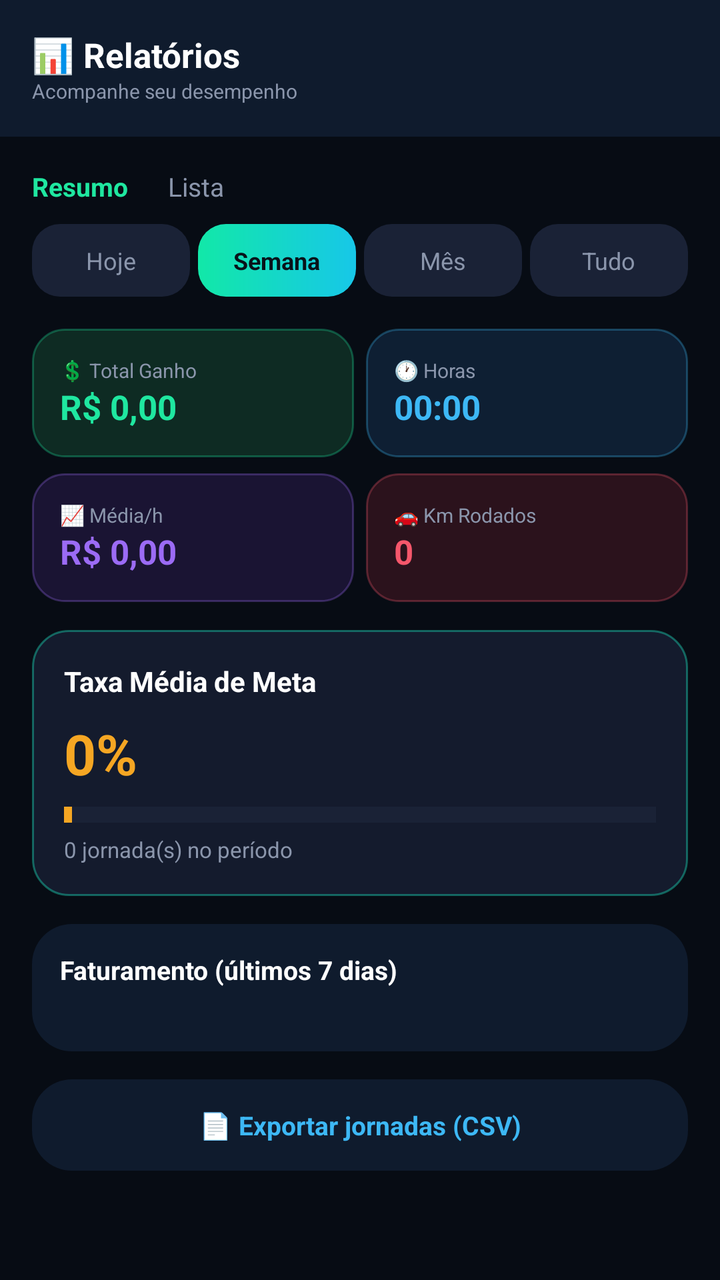
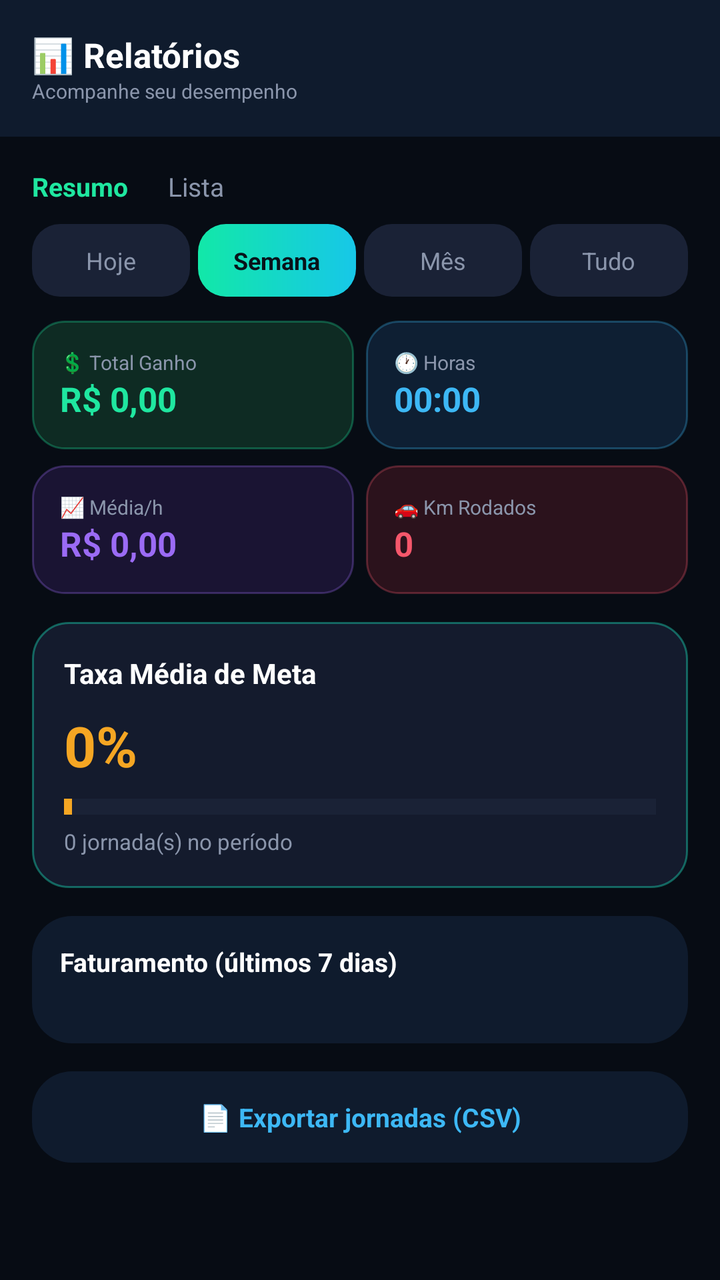

Screens rendered from an Android XML layout before and after an edit, with the pre-edit source and the edit as a unified diff.
<!-- AndroidManifest.xml: application theme Theme.MaterialComponents.DayNight.NoActionBar -->
<!-- res/layout/activity_weekly.xml -->
<?xml version="1.0" encoding="utf-8"?>
<ScrollView xmlns:android="http://schemas.android.com/apk/res/android"
    android:layout_width="match_parent"
    android:layout_height="match_parent"
    android:background="#070C14">

    <LinearLayout
        android:layout_width="match_parent"
        android:layout_height="wrap_content"
        android:orientation="vertical">

        <LinearLayout
            android:layout_width="match_parent"
            android:layout_height="wrap_content"
            android:orientation="vertical"
            android:background="#0F1B2D"
            android:padding="16dp"
            android:paddingBottom="18dp">

            <TextView
                android:layout_width="wrap_content"
                android:layout_height="wrap_content"
                android:text="📊 Relatórios"
                android:textColor="#FFFFFF"
                android:textSize="17sp"
                android:textStyle="bold" />

            <TextView
                android:layout_width="wrap_content"
                android:layout_height="wrap_content"
                android:text="Acompanhe seu desempenho"
                android:textColor="#8B96AC"
                android:textSize="10sp" />
        </LinearLayout>

        <LinearLayout
            android:layout_width="match_parent"
            android:layout_height="wrap_content"
            android:orientation="vertical"
            android:padding="16dp">

            <LinearLayout
                android:layout_width="match_parent"
                android:layout_height="wrap_content"
                android:orientation="horizontal"
                android:layout_marginBottom="10dp">

                <TextView
                    android:id="@+id/subTabResumo"
                    android:layout_width="wrap_content"
                    android:layout_height="wrap_content"
                    android:layout_marginEnd="20dp"
                    android:text="Resumo"
                    android:textColor="#1FE7A0"
                    android:textSize="13sp"
                    android:textStyle="bold"
                    android:clickable="true"
                    android:focusable="true" />

                <TextView
                    android:id="@+id/subTabLista"
                    android:layout_width="wrap_content"
                    android:layout_height="wrap_content"
                    android:text="Lista"
                    android:textColor="#8B96AC"
                    android:textSize="13sp"
                    android:clickable="true"
                    android:focusable="true" />
            </LinearLayout>

            <LinearLayout
                android:layout_width="match_parent"
                android:layout_height="wrap_content"
                android:orientation="horizontal"
                android:layout_marginBottom="16dp">

                <TextView
                    android:id="@+id/tabHoje"
                    android:layout_width="0dp"
                    android:layout_height="wrap_content"
                    android:layout_weight="1"
                    android:layout_marginEnd="4dp"
                    android:background="@drawable/bg_chip_unselected"
                    android:gravity="center"
                    android:padding="10dp"
                    android:text="Hoje"
                    android:textColor="#8B96AC"
                    android:textSize="12sp"
                    android:clickable="true"
                    android:focusable="true" />

                <TextView
                    android:id="@+id/tabSemana"
                    android:layout_width="0dp"
                    android:layout_height="wrap_content"
                    android:layout_weight="1"
                    android:layout_marginEnd="4dp"
                    android:background="@drawable/bg_chip_selected"
                    android:gravity="center"
                    android:padding="10dp"
                    android:text="Semana"
                    android:textColor="#08131A"
                    android:textSize="12sp"
                    android:textStyle="bold"
                    android:clickable="true"
                    android:focusable="true" />

                <TextView
                    android:id="@+id/tabMes"
                    android:layout_width="0dp"
                    android:layout_height="wrap_content"
                    android:layout_weight="1"
                    android:layout_marginEnd="4dp"
                    android:background="@drawable/bg_chip_unselected"
                    android:gravity="center"
                    android:padding="10dp"
                    android:text="Mês"
                    android:textColor="#8B96AC"
                    android:textSize="12sp"
                    android:clickable="true"
                    android:focusable="true" />

                <TextView
                    android:id="@+id/tabTudo"
                    android:layout_width="0dp"
                    android:layout_height="wrap_content"
                    android:layout_weight="1"
                    android:background="@drawable/bg_chip_unselected"
                    android:gravity="center"
                    android:padding="10dp"
                    android:text="Tudo"
                    android:textColor="#8B96AC"
                    android:textSize="12sp"
                    android:clickable="true"
                    android:focusable="true" />
            </LinearLayout>

            <LinearLayout
                android:id="@+id/grupoResumo"
                android:layout_width="match_parent"
                android:layout_height="wrap_content"
                android:orientation="vertical">

                <LinearLayout
                    android:layout_width="match_parent"
                    android:layout_height="wrap_content"
                    android:orientation="horizontal"
                    android:layout_marginBottom="8dp">

                    <LinearLayout
                        android:layout_width="0dp"
                        android:layout_height="wrap_content"
                        android:layout_weight="1"
                        android:orientation="vertical"
                        android:background="@drawable/bg_tint_green"
                        android:padding="14dp"
                        android:layout_marginEnd="6dp">

                        <TextView android:layout_width="wrap_content" android:layout_height="wrap_content" android:text="💲 Total Ganho" android:textColor="#8B96AC" android:textSize="10sp" />
                        <TextView android:id="@+id/txtTotalGanho" android:layout_width="wrap_content" android:layout_height="wrap_content" android:text="R$ 0,00" android:textColor="#1FE7A0" android:textSize="17sp" android:textStyle="bold" />
                    </LinearLayout>

                    <LinearLayout
                        android:layout_width="0dp"
                        android:layout_height="wrap_content"
                        android:layout_weight="1"
                        android:orientation="vertical"
                        android:background="@drawable/bg_tint_blue"
                        android:padding="14dp">

                        <TextView android:layout_width="wrap_content" android:layout_height="wrap_content" android:text="🕐 Horas" android:textColor="#8B96AC" android:textSize="10sp" />
                        <TextView android:id="@+id/txtHorasTrabalhadas" android:layout_width="wrap_content" android:layout_height="wrap_content" android:text="00:00" android:textColor="#3DB8F5" android:textSize="17sp" android:textStyle="bold" />
                    </LinearLayout>
                </LinearLayout>

                <LinearLayout
                    android:layout_width="match_parent"
                    android:layout_height="wrap_content"
                    android:orientation="horizontal"
                    android:layout_marginBottom="14dp">

                    <LinearLayout
                        android:layout_width="0dp"
                        android:layout_height="wrap_content"
                        android:layout_weight="1"
                        android:orientation="vertical"
                        android:background="@drawable/bg_tint_purple"
                        android:padding="14dp"
                        android:layout_marginEnd="6dp">

                        <TextView android:layout_width="wrap_content" android:layout_height="wrap_content" android:text="📈 Média/h" android:textColor="#8B96AC" android:textSize="10sp" />
                        <TextView android:id="@+id/txtMediaPorHora" android:layout_width="wrap_content" android:layout_height="wrap_content" android:text="R$ 0,00" android:textColor="#9B6BF5" android:textSize="17sp" android:textStyle="bold" />
                    </LinearLayout>

                    <LinearLayout
                        android:layout_width="0dp"
                        android:layout_height="wrap_content"
                        android:layout_weight="1"
                        android:orientation="vertical"
                        android:background="@drawable/bg_tint_red"
                        android:padding="14dp">

                        <TextView android:layout_width="wrap_content" android:layout_height="wrap_content" android:text="🚗 Km Rodados" android:textColor="#8B96AC" android:textSize="10sp" />
                        <TextView android:id="@+id/txtKmRodados" android:layout_width="wrap_content" android:layout_height="wrap_content" android:text="0" android:textColor="#F5576B" android:textSize="17sp" android:textStyle="bold" />
                    </LinearLayout>
                </LinearLayout>

                <LinearLayout
                    android:layout_width="match_parent"
                    android:layout_height="wrap_content"
                    android:orientation="vertical"
                    android:background="@drawable/bg_card_accent"
                    android:padding="16dp"
                    android:layout_marginBottom="14dp">

                    <TextView
                        android:layout_width="wrap_content"
                        android:layout_height="wrap_content"
                        android:text="Taxa Média de Meta"
                        android:textColor="#FFFFFF"
                        android:textSize="14sp"
                        android:textStyle="bold"
                        android:layout_marginBottom="8dp" />

                    <TextView
                        android:id="@+id/txtTaxaMeta"
                        android:layout_width="wrap_content"
                        android:layout_height="wrap_content"
                        android:text="0%"
                        android:textColor="#F5A623"
                        android:textSize="28sp"
                        android:textStyle="bold" />

                    <FrameLayout
                        android:layout_width="match_parent"
                        android:layout_height="8dp"
                        android:background="#1A2236"
                        android:layout_marginTop="8dp"
                        android:layout_marginBottom="6dp">

                        <View
                            android:id="@+id/barraMeta"
                            android:layout_width="4dp"
                            android:layout_height="match_parent"
                            android:background="#F5A623" />
                    </FrameLayout>

                    <TextView
                        android:id="@+id/txtQtdJornadas"
                        android:layout_width="wrap_content"
                        android:layout_height="wrap_content"
                        android:text="0 jornada(s) no período"
                        android:textColor="#8B96AC"
                        android:textSize="11sp" />
                </LinearLayout>

                <LinearLayout
                    android:layout_width="match_parent"
                    android:layout_height="wrap_content"
                    android:orientation="vertical"
                    android:background="@drawable/bg_card_dark"
                    android:padding="14dp"
                    android:layout_marginBottom="14dp">

                    <TextView
                        android:layout_width="wrap_content"
                        android:layout_height="wrap_content"
                        android:text="Faturamento (últimos 7 dias)"
                        android:textColor="#FFFFFF"
                        android:textSize="13sp"
                        android:textStyle="bold"
                        android:layout_marginBottom="10dp" />

                    <LinearLayout
                        android:id="@+id/containerBarras"
                        android:layout_width="match_parent"
                        android:layout_height="wrap_content"
                        android:orientation="horizontal"
                        android:gravity="bottom"
                        android:layout_marginBottom="8dp" />

                    <LinearLayout
                        android:id="@+id/containerLabels"
                        android:layout_width="match_parent"
                        android:layout_height="wrap_content"
                        android:orientation="horizontal" />
                </LinearLayout>
            </LinearLayout>

            <LinearLayout
                android:id="@+id/grupoLista"
                android:layout_width="match_parent"
                android:layout_height="wrap_content"
                android:orientation="vertical"
                android:visibility="gone">

                <LinearLayout
                    android:id="@+id/containerListaJornadas"
                    android:layout_width="match_parent"
                    android:layout_height="wrap_content"
                    android:orientation="vertical"
                    android:layout_marginBottom="14dp" />
            </LinearLayout>

            <TextView
                android:id="@+id/btnExportarCsv"
                android:layout_width="match_parent"
                android:layout_height="wrap_content"
                android:background="@drawable/bg_card_dark"
                android:padding="14dp"
                android:gravity="center"
                android:text="📄 Exportar jornadas (CSV)"
                android:textColor="#3DB8F5"
                android:textSize="13sp"
                android:textStyle="bold"
                android:clickable="true"
                android:focusable="true" />

        </LinearLayout>
    </LinearLayout>
</ScrollView>
<!-- resources referenced by this layout -->
<resources>
  <!-- drawable bg_card_accent (drawable) -->
  <?xml version="1.0" encoding="utf-8"?>
  <shape xmlns:android="http://schemas.android.com/apk/res/android" android:shape="rectangle">
      <solid android:color="#141B2D" />
      <stroke android:width="1dp" android:color="#661FE7C4" />
      <corners android:radius="18dp" />
  </shape>
  <!-- drawable bg_card_dark (drawable) -->
  <?xml version="1.0" encoding="utf-8"?>
  <shape xmlns:android="http://schemas.android.com/apk/res/android" android:shape="rectangle">
      <solid android:color="#0F1B2D" />
      <corners android:radius="20dp" />
  </shape>
  <!-- drawable bg_chip_selected (drawable) -->
  <?xml version="1.0" encoding="utf-8"?>
  <shape xmlns:android="http://schemas.android.com/apk/res/android" android:shape="rectangle">
      <gradient
          android:angle="0"
          android:startColor="#12E8A8"
          android:endColor="#17C7E8" />
      <corners android:radius="14dp" />
  </shape>
  <!-- drawable bg_chip_unselected (drawable) -->
  <?xml version="1.0" encoding="utf-8"?>
  <shape xmlns:android="http://schemas.android.com/apk/res/android" android:shape="rectangle">
      <solid android:color="#1A2236" />
      <corners android:radius="14dp" />
  </shape>
  <!-- drawable bg_tint_blue (drawable) -->
  <?xml version="1.0" encoding="utf-8"?>
  <shape xmlns:android="http://schemas.android.com/apk/res/android" android:shape="rectangle">
      <solid android:color="#0E1F33" />
      <stroke android:width="1dp" android:color="#4D3DB8F5" />
      <corners android:radius="16dp" />
  </shape>
  <!-- drawable bg_tint_green (drawable) -->
  <?xml version="1.0" encoding="utf-8"?>
  <shape xmlns:android="http://schemas.android.com/apk/res/android" android:shape="rectangle">
      <solid android:color="#0E2B23" />
      <stroke android:width="1dp" android:color="#4D1FE7A0" />
      <corners android:radius="16dp" />
  </shape>
  <!-- drawable bg_tint_purple (drawable) -->
  <?xml version="1.0" encoding="utf-8"?>
  <shape xmlns:android="http://schemas.android.com/apk/res/android" android:shape="rectangle">
      <solid android:color="#1A1433" />
      <stroke android:width="1dp" android:color="#4D9B6BF5" />
      <corners android:radius="16dp" />
  </shape>
  <!-- drawable bg_tint_red (drawable) -->
  <?xml version="1.0" encoding="utf-8"?>
  <shape xmlns:android="http://schemas.android.com/apk/res/android" android:shape="rectangle">
      <solid android:color="#2B121C" />
      <stroke android:width="1dp" android:color="#4DF5576B" />
      <corners android:radius="16dp" />
  </shape>
</resources>

<!-- the commit's change to res/layout/activity_weekly.xml (unified diff, before → after) -->
@@ -72,7 +72,7 @@
                 android:layout_width="match_parent"
                 android:layout_height="wrap_content"
                 android:orientation="horizontal"
-                android:layout_marginBottom="16dp">
+                android:layout_marginBottom="12dp">
 
                 <TextView
                     android:id="@+id/tabHoje"
@@ -142,6 +142,47 @@
                 android:orientation="vertical">
 
                 <LinearLayout
+                    android:id="@+id/containerComparativo"
+                    android:layout_width="match_parent"
+                    android:layout_height="wrap_content"
+                    android:orientation="horizontal"
+                    android:gravity="center_vertical"
+                    android:background="@drawable/bg_card_dark"
+                    android:padding="14dp"
+                    android:layout_marginBottom="10dp"
+                    android:visibility="gone">
+
+                    <TextView
+                        android:id="@+id/txtComparativo"
+                        android:layout_width="wrap_content"
+                        android:layout_height="wrap_content"
+                        android:text=""
+                        android:textColor="#1FE7A0"
+                        android:textSize="12.5sp"
+                        android:textStyle="bold" />
+                </LinearLayout>
+
+                <LinearLayout
+                    android:id="@+id/containerMetaPeriodo"
+                    android:layout_width="match_parent"
+                    android:layout_height="wrap_content"
+                    android:orientation="vertical"
+                    android:background="@drawable/bg_tint_purple"
+                    android:padding="14dp"
+                    android:layout_marginBottom="10dp"
+                    android:visibility="gone">
+
+                    <TextView
+                        android:id="@+id/txtMetaPeriodo"
+                        android:layout_width="wrap_content"
+                        android:layout_height="wrap_content"
+                        android:text=""
+                        android:textColor="#9B6BF5"
+                        android:textSize="12.5sp"
+                        android:textStyle="bold" />
+                </LinearLayout>
+
+                <LinearLayout
                     android:layout_width="match_parent"
                     android:layout_height="wrap_content"
                     android:orientation="horizontal"
